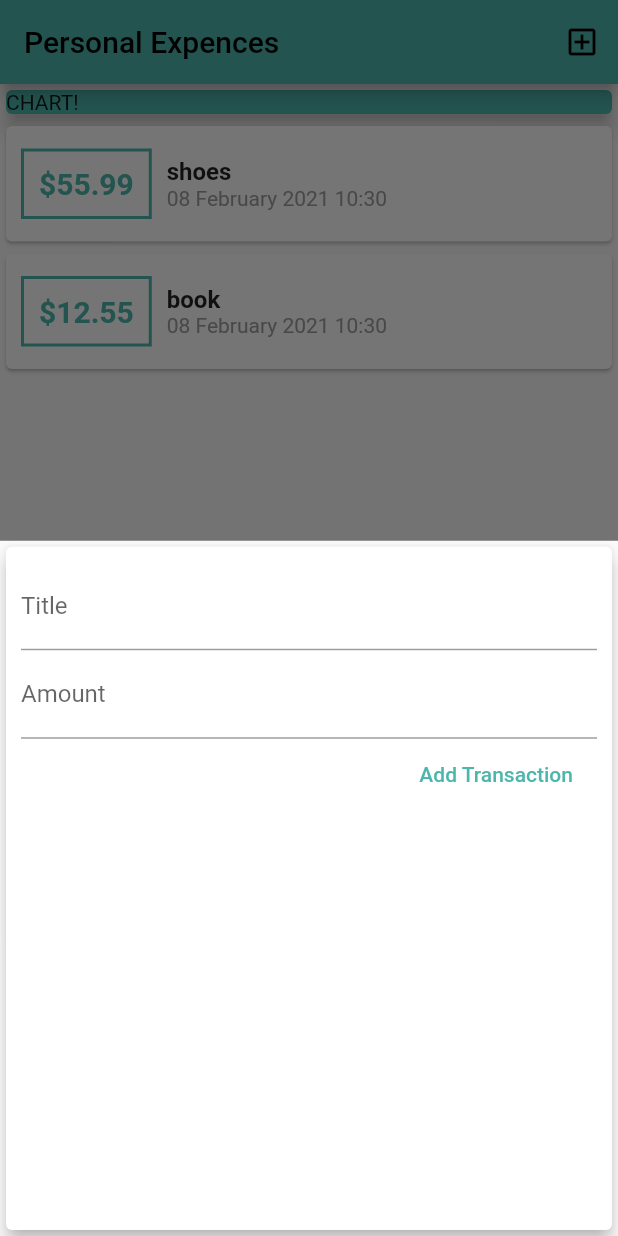
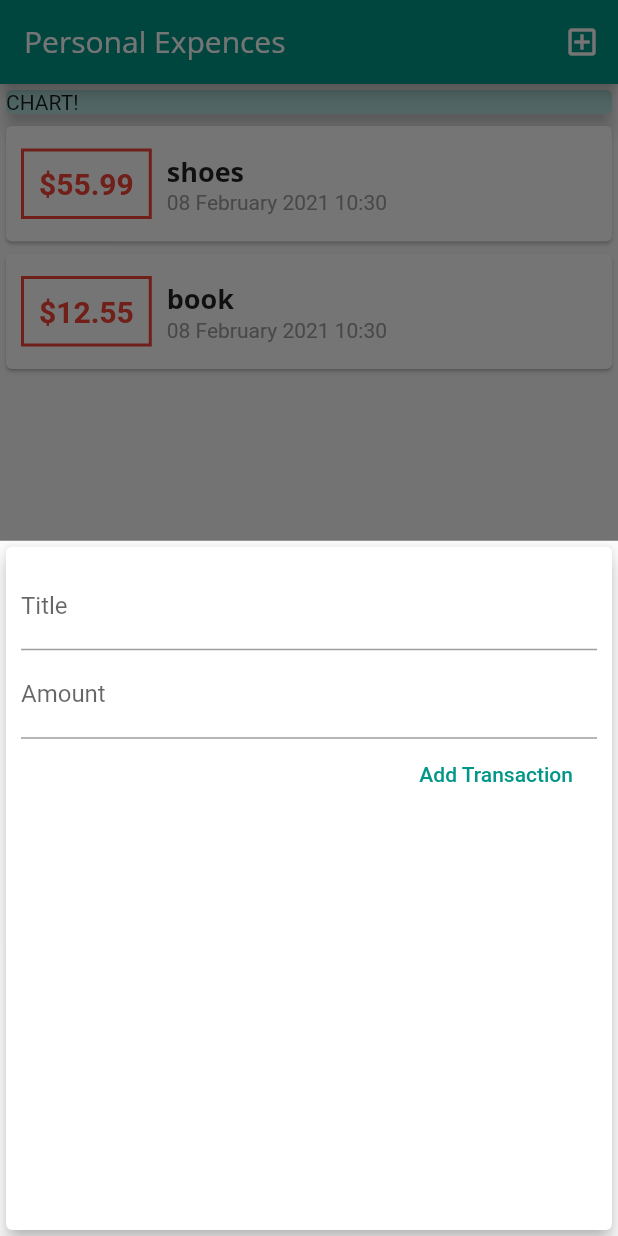
Before and after one commit to Dzen819/expences, a Flutter app: the screen it shows after launch, after a tap on the "add box" icon, on a phone screen of 412 x 824 dp. Run offline on Flutter 3.47's test engine with Material 2 defaults, Android fonts, the phone set to English and light mode, and no system bars.

Commit message:
added a theme

```diff
--- a/lib/main.dart
+++ b/lib/main.dart
@@ -1,3 +1,5 @@
+import 'dart:ui';
+
 import 'package:expences/widgets/new_transaction.dart';
 import './widgets/transaction_list.dart';
 import 'package:flutter/material.dart';
@@ -9,7 +11,23 @@
   @override
   Widget build(BuildContext context) {
     return MaterialApp(
-      title: 'Flutter App',
+      title: 'Personal Expences',
+      theme: ThemeData(
+          primarySwatch: Colors.teal,
+          accentColor: Colors.red,
+          fontFamily: 'Quicksand',
+          textTheme: ThemeData.light().textTheme.copyWith(
+                  headline6: TextStyle(
+                fontFamily: 'OpenSans',
+                fontWeight: FontWeight.bold,
+                fontSize: 18,
+              )),
+          appBarTheme: AppBarTheme(
+              textTheme: ThemeData.light().textTheme.copyWith(
+                      headline6: TextStyle(
+                    fontFamily: 'OpenSans',
+                    fontSize: 20,
+                  )))),
       home: MyHomePage(),
     );
   }
@@ -69,16 +87,13 @@
   Widget build(BuildContext context) {
     return Scaffold(
       appBar: AppBar(
-        backgroundColor: Colors.teal[300],
         title: Text(
           'Personal Expences',
-          style: TextStyle(color: Colors.black),
         ),
         actions: <Widget>[
           IconButton(
             icon: Icon(
               Icons.add_box_outlined,
-              color: Colors.black,
             ),
             onPressed: () => _openAddTransactionWindow(context),
           )
@@ -92,7 +107,7 @@
             Container(
               width: double.infinity,
               child: Card(
-                color: Colors.teal[300],
+                color: Theme.of(context).primaryColorLight,
                 child: Text('CHART!'),
                 elevation: 5,
               ),
@@ -103,10 +118,8 @@
       ),
       floatingActionButtonLocation: FloatingActionButtonLocation.centerFloat,
       floatingActionButton: FloatingActionButton(
-        backgroundColor: Colors.teal[300],
         child: Icon(
           Icons.add_box_outlined,
-          color: Colors.black,
         ),
         onPressed: () => _openAddTransactionWindow(context),
       ),
--- a/lib/widgets/new_transaction.dart
+++ b/lib/widgets/new_transaction.dart
@@ -50,7 +50,7 @@
             ),
             FlatButton(
               onPressed: submitData,
-              textColor: Colors.teal[300],
+              textColor: Theme.of(context).primaryColor,
               child: Text(
                 'Add Transaction',
               ),
--- a/lib/widgets/transaction_list.dart
+++ b/lib/widgets/transaction_list.dart
@@ -23,7 +23,7 @@
                   decoration: BoxDecoration(
                     border: Border.all(
                       width: 2,
-                      color: Colors.teal[300],
+                      color: Theme.of(context).accentColor,
                     ),
                   ),
                   padding: EdgeInsets.all(10),
@@ -32,7 +32,7 @@
                     style: TextStyle(
                       fontWeight: FontWeight.bold,
                       fontSize: 20,
-                      color: Colors.teal[300],
+                      color: Theme.of(context).accentColor,
                     ),
                   ),
                 ),
@@ -41,10 +41,7 @@
                   children: <Widget>[
                     Text(
                       transactions[index].title,
-                      style: TextStyle(
-                        fontSize: 16,
-                        fontWeight: FontWeight.bold,
-                      ),
+                      style: Theme.of(context).textTheme.headline6,
                     ),
                     Text(
                       DateFormat('dd MMMM yyyy H:mm').format(transactions[index].date),
```
Also changed, not shown: pubspec.yaml (+11 -11 lines), fonts/OpenSans-Bold.ttf (added), fonts/OpenSans-Regular.ttf (added), fonts/Quicksand-Bold.ttf (added), fonts/Quicksand-Light.ttf (added), fonts/Quicksand-Medium.ttf (added), fonts/Quicksand-Regular.ttf (added).
